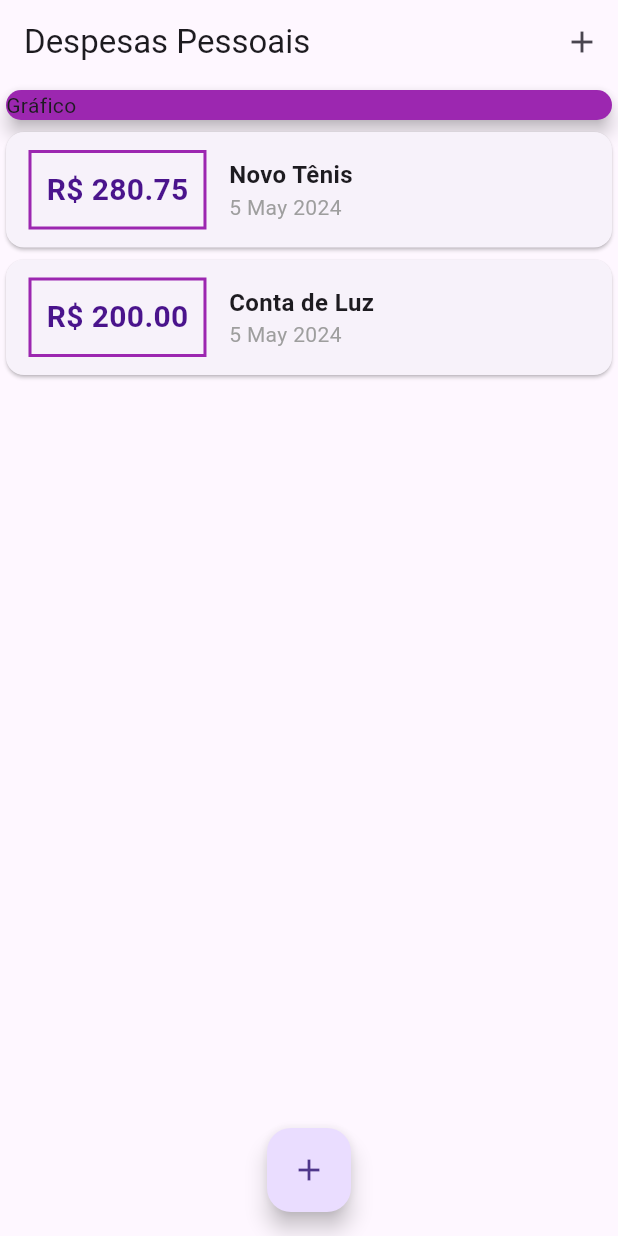
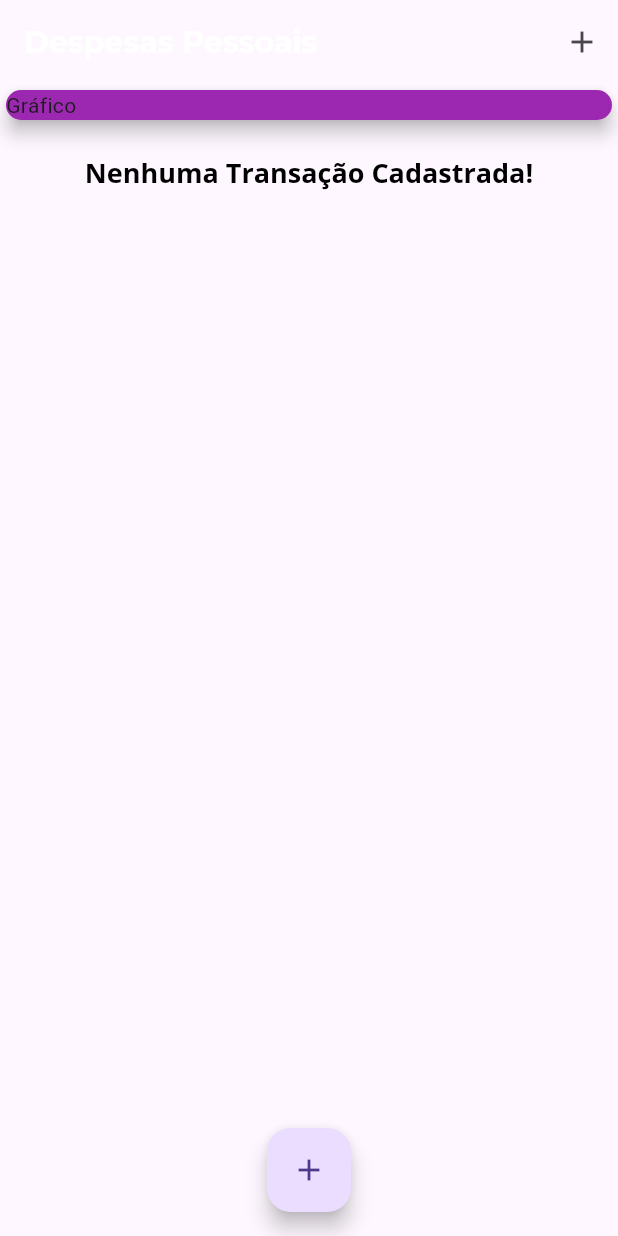
Before and after one commit to Pepwt/Despesas_Pessoais, a Flutter app: the screen it shows after launch, on a phone screen of 412 x 824 dp. Run offline on Flutter 3.47's test engine with Material 3 defaults, Android fonts, the phone set to English and light mode, and no system bars; project files that could hold a hidden picture were left out.

Commit message:
feat: Theme

```diff
--- a/expenses/lib/components/transaction_form.dart
+++ b/expenses/lib/components/transaction_form.dart
@@ -53,7 +53,7 @@ class _TransactionFormState extends State<TransactionForm> {
               children: <Widget>[
                 TextButton(
                   child: Text('Nova Transação',
-                      style: TextStyle(color: Colors.purple)),
+                      style: TextStyle(color: Colors.pink)),
                   onPressed: _submitForm,
                 ),
               ],
--- a/expenses/lib/components/transaction_list.dart
+++ b/expenses/lib/components/transaction_list.dart
@@ -11,20 +11,33 @@ class TransactionList extends StatelessWidget {
   Widget build(BuildContext context) {
     return Container(
       height: 300,
-      child: ListView.builder(
+      child: transactions.isEmpty ? Column(
+        children: <Widget>[
+          SizedBox(height: 20),
+          Text(
+           'Nenhuma Transação Cadastrada!',
+           style: Theme.of(context).textTheme.titleLarge,
+          ),
+          SizedBox(height: 20),
+          Container(
+            //height: 200,
+            //child: Image.asset(
+              //'assets\images\dormindo.png',
+              //fit: BoxFit.cover,
+              //),
+          ),
+        ],
+      ) : ListView.builder(
         itemCount: transactions.length,
         itemBuilder: (ctx, index) {
           final tr = transactions[index];
           return Card(
             child: Row(children: <Widget>[
               Container(
-                margin: EdgeInsets.symmetric(
-                  horizontal: 15,
-                  vertical: 12,
-                ),
+                margin: EdgeInsets.symmetric(horizontal: 15,vertical: 12),
                 decoration: BoxDecoration(
                     border: Border.all(
-                  color: Colors.purple,
+                  color: Theme.of(context).colorScheme.primary,
                   width: 2,
                 )),
                 padding: EdgeInsets.all(10),
@@ -32,7 +45,7 @@ class TransactionList extends StatelessWidget {
                     style: TextStyle(
                       fontWeight: FontWeight.bold,
                       fontSize: 20,
-                      color: Colors.purple.shade900,
+                      color: Theme.of(context).colorScheme.primary,
                     )),
               ),
               Column(
--- a/expenses/lib/main.dart
+++ b/expenses/lib/main.dart
@@ -11,31 +11,54 @@ main() => runApp(ExpensesApp());
 class ExpensesApp extends StatelessWidget {
   @override
   Widget build(BuildContext context) {
-    return MaterialApp(home: MyHomePage());
+    final ThemeData tema = ThemeData();
+    return MaterialApp(
+      home: MyHomePage(),
+      theme: tema.copyWith(
+        colorScheme: tema.colorScheme.copyWith(
+          primary: Colors.purple,
+          secondary: Colors.amber,
+        ),
+        textTheme: tema.textTheme.copyWith(
+          titleLarge: TextStyle(
+            fontFamily: 'OpenSans',
+            fontSize: 18,
+            fontWeight: FontWeight.bold,
+            color: Colors.black,
+          ),
+        ),
+        appBarTheme: AppBarTheme(
+          titleTextStyle: TextStyle(
+            fontFamily: 'Montserrat',
+            fontSize: 20,
+            fontWeight: FontWeight.bold,
+          ),
+        ),
+      ),
+    );
   }
 }
 
 class MyHomePage extends StatefulWidget {
 
   @override
-  State<MyHomePage> createState() => _MyHomePageState();
+  _MyHomePageState createState() => _MyHomePageState();
 }
 
 class _MyHomePageState extends State<MyHomePage> {
-
- final _transactions = [
-    Transaction(
-        id: 't1',
-        title: 'Novo Tênis',
-        value: 280.75,
-        date: DateTime.now()
-        ),
-    Transaction(
-        id: 't2',
-        title: 'Conta de Luz',
-        value: 200.00,
-        date: DateTime.now()
-        ),
+ final List<Transaction> _transactions = [
+  //  Transaction(
+  //      id: 't1',
+  //      title: 'Novo Tênis de Corrida',
+  //      value: 280.75,
+  //      date: DateTime.now()
+  //      ),
+  //  Transaction(
+  //      id: 't2',
+  //      title: 'Conta de Luz',
+  //      value: 200.00,
+  //      date: DateTime.now()
+  //      ),
   ];
 
    _addTransaction(String title, double value){
@@ -58,9 +81,9 @@ class _MyHomePageState extends State<MyHomePage> {
     context: context,
     builder: (_) {
       return TransactionForm(_addTransaction);
-    });
+    },
+    );
 }
-
 
   @override
   Widget build(BuildContext context) {
```
Also changed, not shown: expenses/pubspec.yaml (+15 -9 lines), expenses/assets/fonts/Montserrat-Bold.ttf (added), expenses/assets/fonts/Montserrat-Regular.ttf (added), expenses/assets/fonts/OpenSans-Bold.ttf (added), expenses/assets/fonts/OpenSans-Regular.ttf (added), expenses/assets/images/dormindo.png (added), expenses/pubspec.lock.
